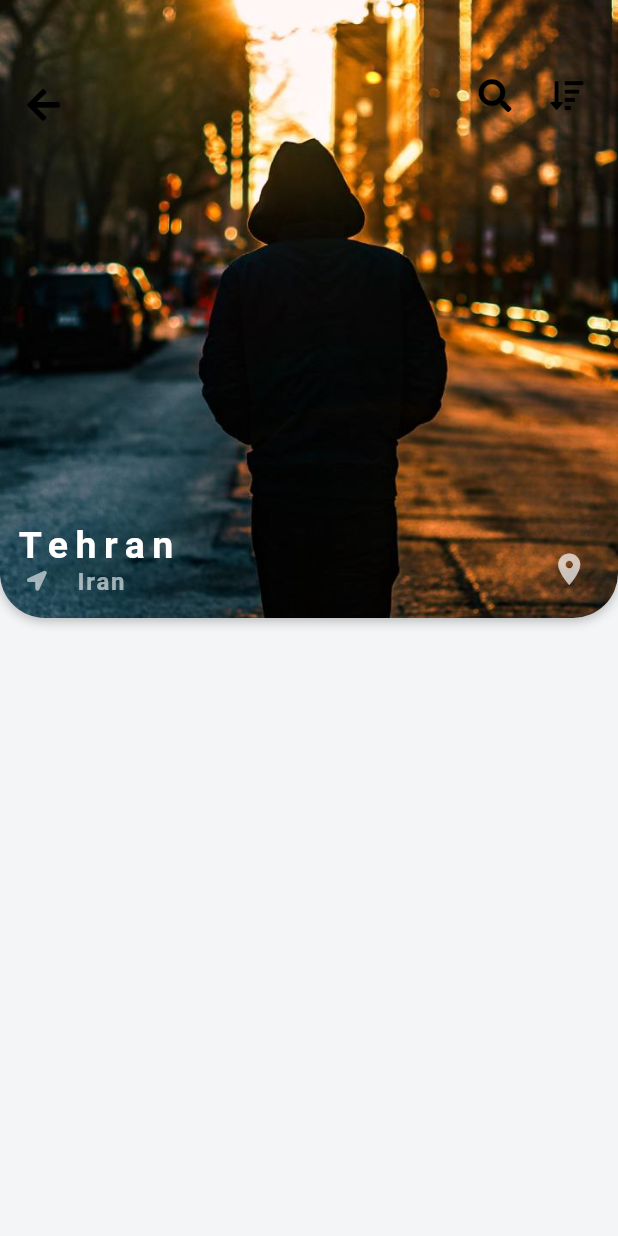
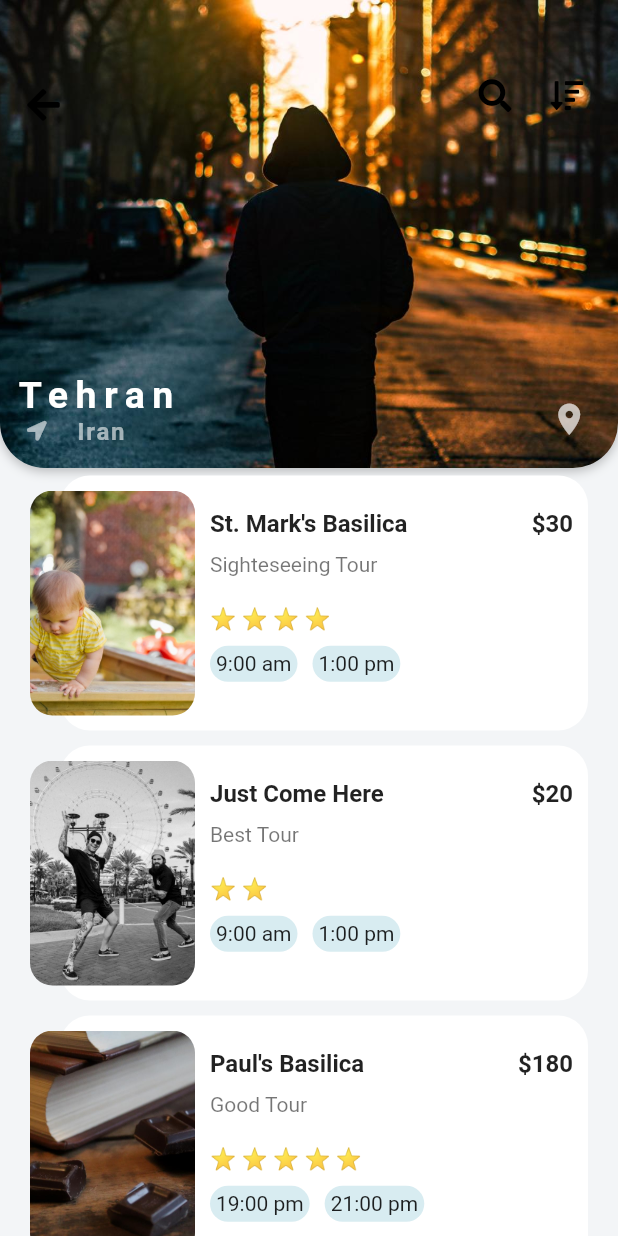
Before and after one commit to AliRn76/flutter-travel, a Flutter app: the DestinationScreen screen opened directly with sample values from the repository, on a phone screen of 412 x 824 dp. Run offline on Flutter 3.47's test engine with Material 2 defaults, Android fonts, the phone set to English and light mode, and no system bars; our stand-ins replace font_awesome_flutter.

Commit message:
The End, For Now

```diff
--- a/lib/models/destination_model.dart
+++ b/lib/models/destination_model.dart
@@ -20,7 +20,7 @@ class Destination {
 
 List<Activity> activities = [
   Activity(
-    imageUrl: '',
+    imageUrl: 'assets/images/activities/photo_2020-03-19_16-12-31.jpg',
     name: 'St. Mark\'s Basilica',
     type: 'Sighteseeing Tour',
     startTimes: ['9:00 am', '1:00 pm'],
@@ -28,20 +28,20 @@ List<Activity> activities = [
     price: 30,
   ),
   Activity(
-    imageUrl: '',
-    name: 'St. Mark\'s Basilica',
-    type: 'Sighteseeing Tour',
+    imageUrl: 'assets/images/activities/photo_2020-03-19_16-12-37.jpg',
+    name: 'Just Come Here',
+    type: 'Best Tour',
     startTimes: ['9:00 am', '1:00 pm'],
-    rating: 4,
-    price: 30,
+    rating: 2,
+    price: 20,
   ),
   Activity(
-    imageUrl: '',
-    name: 'St. Mark\'s Basilica',
-    type: 'Sighteseeing Tour',
-    startTimes: ['9:00 am', '1:00 pm'],
-    rating: 4,
-    price: 30,
+    imageUrl: 'assets/images/activities/photo_2020-03-19_16-12-40.jpg',
+    name: 'Paul\'s Basilica',
+    type: 'Good Tour',
+    startTimes: ['19:00 pm', '21:00 pm'],
+    rating: 5,
+    price: 180,
   ),
 ];
 
@@ -52,28 +52,28 @@ List<Destination> destinations = [
     imageUrl: 'assets/images/photo_2020-03-18_19-04-55.jpg',
     city: 'Tehran',
     country: 'Iran',
-    description: 'One of the best place to find friend in the world',
+    description: 'One of the best place for travel',
     activities: activities,
   ),
   Destination(
-    imageUrl: 'assets/images/photo_2020-03-18_19-04-58.jpg',
+    imageUrl: 'assets/images/photo_2020-03-18_19-04-50.jpg',
     city: 'Venic',
     country: 'Italy',
-    description: 'One of the best place to find friend in the world',
+    description: 'One of the best place for travel',
     activities: activities,
   ),
   Destination(
     imageUrl: 'assets/images/photo_2020-03-18_19-04-53.jpg',
     city: 'Paris',
     country: 'France',
-    description: 'One of the best place to find friend in the world',
+    description: 'One of the best place for travel',
     activities: activities,
   ),
   Destination(
-    imageUrl: 'assets/images/photo_2020-03-18_19-04-50.jpg',
+    imageUrl: 'assets/images/photo_2020-03-18_19-04-58.jpg',
     city: 'Sao Paulo',
     country: 'Brazil',
-    description: 'One of the best place to find friend in the world',
+    description: 'One of the best place for travel',
     activities: activities,
   ),
 ];
--- a/lib/screens/destination_screen.dart
+++ b/lib/screens/destination_screen.dart
@@ -1,3 +1,4 @@
+import 'package:flutter/cupertino.dart';
 import 'package:flutter/material.dart';
 import 'package:font_awesome_flutter/font_awesome_flutter.dart';
 import 'package:travel/models/activity_model.dart';
@@ -13,6 +14,15 @@ class DestinationScreen extends StatefulWidget {
 }
 
 class _DestinationScreenState extends State<DestinationScreen> {
+
+  Text _buildRatingStars(int rating){
+    String stars = '';
+    for (int i=0 ; i<rating ; i++){
+      stars += '⭐ ';
+    }
+    return Text(stars);
+  }
+
   @override
   Widget build(BuildContext context) {
     return Scaffold(
@@ -23,7 +33,7 @@ class _DestinationScreenState extends State<DestinationScreen> {
               Hero(
                 tag: widget.destination.imageUrl,
                 child: Container(
-                  height: MediaQuery.of(context).size.width,
+                  height: MediaQuery.of(context).size.width-100,
                   decoration: BoxDecoration(
                     borderRadius: BorderRadius.circular(30.0),
                     boxShadow: [
@@ -167,27 +177,107 @@ class _DestinationScreenState extends State<DestinationScreen> {
               ),
             ],
           ),
-//          Expanded(
-//            child: ListView.builder(
-//              itemCount: widget.destination.activities.length,
-//              itemBuilder: (BuildContext context, int index){
-//                Activity activity = widget.destination.activities[index];
-//                return Stack(
-//                  children: <Widget>[
-//                    Container(
-//                      margin: EdgeInsets.fromLTRB(40.0, 5.0, 20.0, 5.0),
-//                      height: 170.0,
-//                      width: double.infinity,
-//                      decoration: BoxDecoration(
-//                        color: Colors.white,
-//                        borderRadius: BorderRadius.circular(20.0),
-//                      ),
-//                    ),
-//                  ],
-//                );
-//              },
-//            ),
-//          ),
+          Expanded(
+            child: ListView.builder(
+              itemCount: widget.destination.activities.length,
+              itemBuilder: (BuildContext context, int index){
+                Activity activity = widget.destination.activities[index];
+                return Stack(
+                  children: <Widget>[
+                    Container(
+                      margin: EdgeInsets.fromLTRB(40.0, 5.0, 20.0, 5.0),
+                      height: 170.0,
+                      width: double.infinity,
+                      decoration: BoxDecoration(
+                        color: Colors.white,
+                        borderRadius: BorderRadius.circular(20.0),
+                      ),
+                      child: Padding(
+                        padding: EdgeInsets.fromLTRB(100.0, 10.0, 10.0, 20.0),
+                        child: Column(
+                          crossAxisAlignment: CrossAxisAlignment.start,
+                          mainAxisAlignment: MainAxisAlignment.center,
+                          children: <Widget>[
+                            Row(
+                              crossAxisAlignment: CrossAxisAlignment.start,
+                              mainAxisAlignment: MainAxisAlignment.spaceBetween,
+                              children: <Widget>[
+                                Container(
+                                  width: 150.0,
+                                  child: Text(
+                                    activity.name,
+                                    style: TextStyle(
+                                      fontSize: 16.0,
+                                      fontWeight: FontWeight.w600,
+                                    ),
+                                    maxLines: 2,
+                                    overflow: TextOverflow.ellipsis,
+                                  ),
+                                ),
+                                Text(
+                                  "\$${activity.price}",
+                                  style: TextStyle(
+                                    fontSize: 16.0,
+                                    fontWeight: FontWeight.w600,
+                                  ),
+                                ),
+                              ],
+                            ),
+                            SizedBox(height: 10.0),
+                            Text(
+                              activity.type,
+                              style: TextStyle(
+                                color: Colors.black54,
+                              ),
+                            ),
+                            SizedBox(height: 20.0),
+                        _buildRatingStars(activity.rating),
+                            SizedBox(height: 10.0),
+                            Row(
+                              children: <Widget>[
+                                Container(
+                                  child: Text("${activity.startTimes[0]}"),
+                                  decoration: BoxDecoration(
+                                    color: Theme.of(context).accentColor,
+                                    borderRadius: BorderRadius.circular(20.0),
+                                  ),
+                                  padding: EdgeInsets.all(4.0),
+                                  alignment: Alignment.center,
+                                ),
+                                SizedBox(width: 10.0),
+                                Container(
+                                  child: Text("${activity.startTimes[1]}"),
+                                  decoration: BoxDecoration(
+                                    color: Theme.of(context).accentColor,
+                                    borderRadius: BorderRadius.circular(20.0),
+                                  ),
+                                  padding: EdgeInsets.all(4.0),
+                                  alignment: Alignment.center,
+                                ),
+                              ],
+                            ),
+                          ],
+                        ),
+                      ),
+                    ),
+                    Positioned(
+                      left: 20.0,
+                      top: 15.0,
+                      bottom: 15.0,
+                      child: ClipRRect(
+                        borderRadius: BorderRadius.circular(15.0),
+                        child: Image(
+                          width: 110.0,
+                          fit: BoxFit.cover,
+                          image: AssetImage(activity.imageUrl),
+                        ),
+                      ),
+                    ),
+                  ],
+                );
+              },
+            ),
+          ),
         ],
       ),
     );
--- a/lib/screens/hotel_screen.dart
+++ b/lib/screens/hotel_screen.dart
@@ -20,7 +20,9 @@ class _HotelScreenState extends State<HotelScreen> {
         children: <Widget>[
           Stack(
             children: <Widget>[
-              Container(
+              Hero(
+                tag: widget.hotel.imageUrl,
+                child: Container(
                   height: MediaQuery.of(context).size.width,
                   decoration: BoxDecoration(
                     borderRadius: BorderRadius.circular(30.0),
@@ -32,8 +34,6 @@ class _HotelScreenState extends State<HotelScreen> {
                       ),
                     ],
                   ),
-                child: Hero(
-                  tag: widget.hotel.imageUrl,
                   child: ClipRRect(
                     borderRadius: BorderRadius.only(
                         bottomLeft: Radius.circular(30.0),
--- a/lib/widgets/destination_carousel.dart
+++ b/lib/widgets/destination_carousel.dart
@@ -48,7 +48,7 @@ class DestinationCarousel extends StatelessWidget {
               return GestureDetector(
                 onTap: () => Navigator.push(context,
                     PageRouteBuilder(
-                        transitionDuration: Duration(milliseconds: 600),
+//                        transitionDuration: Duration(milliseconds: 600),
                         pageBuilder: (_, __, ___) => DestinationScreen(destination: destination)
                     )),
                 child: Container(
@@ -73,7 +73,7 @@ class DestinationCarousel extends StatelessWidget {
                               crossAxisAlignment: CrossAxisAlignment.start,
                               children: <Widget>[
                                 Text(
-                                  '${destination.activities.length} activities',
+                                  '${destination.activities.length} Tours',
                                   style: TextStyle(
                                     fontSize: 20.0,
                                     fontWeight: FontWeight.bold,
--- a/pubspec.yaml
+++ b/pubspec.yaml
@@ -45,6 +45,7 @@ flutter:
   assets:
     - assets/images/
     - assets/images/hotels/
+    - assets/images/activities/
   #  - images/a_dot_ham.jpeg
 
   # An image asset can refer to one or more resolution-specific "variants", see
```
Also changed, not shown: assets/images/activities/photo_2020-03-19_16-12-31.jpg (added), assets/images/activities/photo_2020-03-19_16-12-37.jpg (added), assets/images/activities/photo_2020-03-19_16-12-40.jpg (added). Lines whose indentation alone changed are shown as unchanged.
